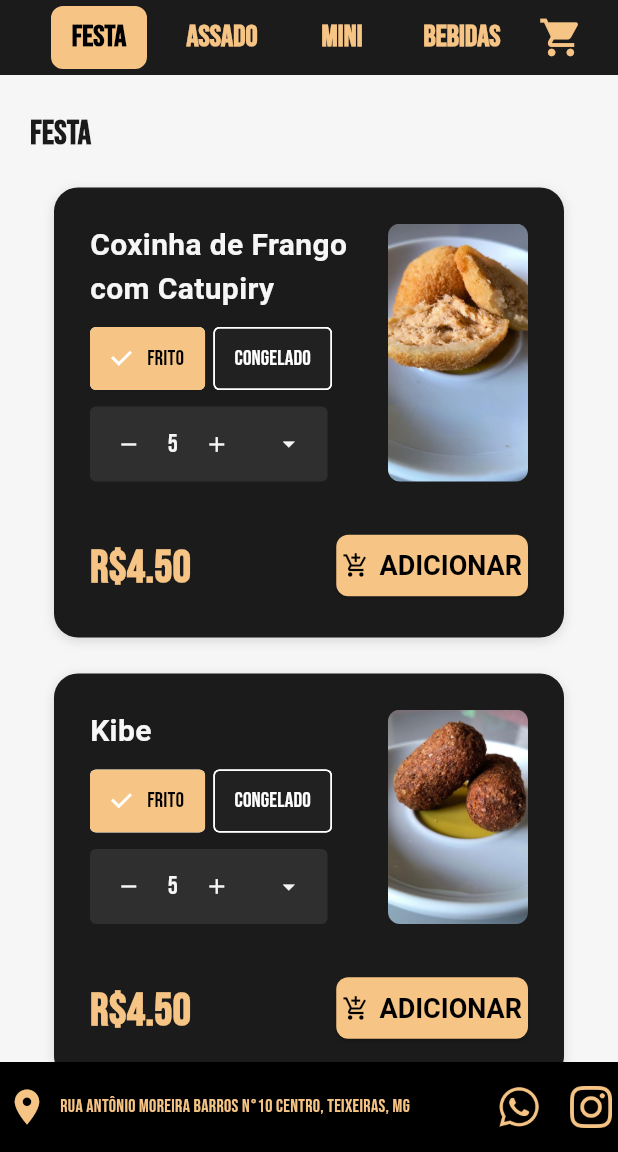
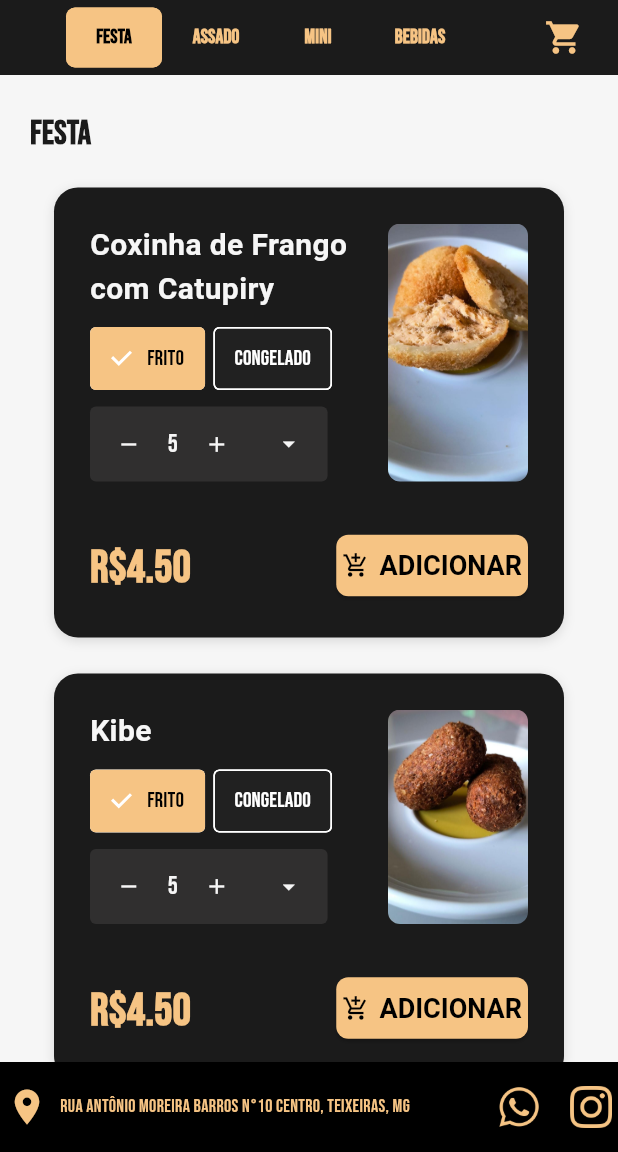
Before and after one commit to Animus2025/Lanchonete-da-Carminha_flutter, a Flutter app: the screen it shows after launch, on a phone screen of 412 x 824 dp, the part 84-1236 px from its top. Run offline on Flutter 3.47's test engine with Material 3 defaults, Android fonts, the phone set to English and light mode, and no system bars; Roboto replaces fonts that are missing (Bebas Neue).

Commit message:
Update home_page.dart

```diff
--- a/lib/screens/home_page.dart
+++ b/lib/screens/home_page.dart
@@ -112,6 +112,9 @@ class _HomePageState extends State<HomePage> {
         width: double.infinity,
         child: const CustomFooter(),
       ),
+      child: Column(
+        children: [
+          Expanded(
             child: SingleChildScrollView(
               controller: _scrollController,
               child: Column(
@@ -121,64 +124,75 @@ class _HomePageState extends State<HomePage> {
                     title: 'FESTA',
                     items: salgadosPorCategoria['festa'] ?? [],
                     isSalgado: true,
-              titleColor:
-                  isDarkMode ? AppColors.laranja : AppColors.pretoClaro,
+                    titleColor: isDarkMode
+                        ? AppColors.laranja
+                        : AppColors.pretoClaro,
                   ),
                   _buildSection(
                     key: sectionKeys['assado']!,
                     title: 'ASSADO',
                     items: salgadosPorCategoria['assado'] ?? [],
                     isSalgado: true,
-              titleColor:
-                  isDarkMode ? AppColors.laranja : AppColors.pretoClaro,
+                    titleColor: isDarkMode
+                        ? AppColors.laranja
+                        : AppColors.pretoClaro,
                   ),
                   _buildSection(
                     key: sectionKeys['mini']!,
                     title: 'MINI',
                     items: salgadosPorCategoria['mini'] ?? [],
                     isSalgado: true,
-              titleColor:
-                  isDarkMode ? AppColors.laranja : AppColors.pretoClaro,
+                    titleColor: isDarkMode
+                        ? AppColors.laranja
+                        : AppColors.pretoClaro,
                   ),
                   _buildSection(
                     key: sectionKeys['bebidas']!,
                     title: 'BEBIDAS',
                     items: bebidas,
                     isSalgado: false,
-              titleColor:
-                  isDarkMode ? AppColors.laranja : AppColors.pretoClaro,
+                    titleColor: isDarkMode
+                        ? AppColors.laranja
+                        : AppColors.pretoClaro,
                   ),
                 ],
               ),
+            ),
+          ),
+        ],
       ),
     );
   }
 
   Widget _buildTopMenu() {
+  final isMobile = MediaQuery.of(context).size.width < 600;
+
   return Container(
     color: AppColors.pretoClaro,
     width: double.infinity,
-    padding: const EdgeInsets.symmetric(horizontal: 24),
+    padding: const EdgeInsets.symmetric(horizontal: 12),
     child: SizedBox(
       height: 50,
-      child: Center( // <-- Centraliza todo o conteúdo
-        child: SingleChildScrollView(
-          scrollDirection: Axis.horizontal,
       child: Row(
-            mainAxisSize: MainAxisSize.min, // <-- Faz o Row se ajustar ao tamanho dos filhos
         children: [
-              _buildSectionButton("Festa", 'festa'),
-              _buildSectionButton("Assado", 'assado'),
-              _buildSectionButton("Mini", 'mini'),
-              _buildSectionButton("Bebidas", 'bebidas'),
-              Padding(
-                padding: const EdgeInsets.symmetric(horizontal: 2, vertical: 2),
-                child: Stack(
+          Expanded(
+            child: Row(
+              mainAxisAlignment: MainAxisAlignment.center,
+              children: [
+                _buildTopButton("Festa", 'festa', isMobile),
+                _buildTopButton("Assado", 'assado', isMobile),
+                _buildTopButton("Mini", 'mini', isMobile),
+                _buildTopButton("Bebidas", 'bebidas', isMobile),
+              ],
+            ),
+          ),
+          const SizedBox(width: 8),
+          Stack(
             children: [
               IconButton(
                 icon: const Icon(
                   Icons.shopping_cart,
-                        size: 30,
+                  size: 26,
                   color: AppColors.laranja,
                 ),
                 onPressed: () {
@@ -192,8 +206,8 @@ class _HomePageState extends State<HomePage> {
                 tooltip: 'Ver carrinho',
               ),
               Positioned(
-                      right: 6,
-                      top: 6,
+                right: 4,
+                top: 4,
                 child: Consumer<CartProvider>(
                   builder: (context, cart, child) {
                     return cart.itemCount > 0
@@ -218,8 +232,42 @@ class _HomePageState extends State<HomePage> {
               ),
             ],
           ),
+        ],
       ),
-            ],
+    ),
+  );
+}
+
+
+  Widget _buildTopButton(String label, String section, bool isMobile) {
+  final bool isSelected = _currentSection == section;
+
+  return Padding(
+    padding: const EdgeInsets.symmetric(horizontal: 2),
+    child: SizedBox(
+      width: isMobile ? null : 80, // largura menor no PC
+      child: TextButton(
+        onPressed: () => _scrollTo(section),
+        style: TextButton.styleFrom(
+          backgroundColor:
+              isSelected ? AppColors.laranja : Colors.transparent,
+          padding: const EdgeInsets.symmetric(horizontal: 8),
+          shape: RoundedRectangleBorder(
+            borderRadius: BorderRadius.circular(6),
+            side: BorderSide(
+              color: isSelected ? AppColors.laranja : Colors.transparent,
+              width: 1,
+            ),
+          ),
+        ),
+        child: FittedBox(
+          child: Text(
+            label,
+            style: TextStyle(
+              fontSize: 13,
+              fontWeight: FontWeight.bold,
+              color: isSelected ? Colors.black : AppColors.textSecondary,
+            ),
           ),
         ),
       ),
@@ -227,52 +275,6 @@ class _HomePageState extends State<HomePage> {
   );
 }
 
-
-
-  Widget _buildSectionButton(String label, String section) {
-    final bool isSelected = _currentSection == section;
-    return Padding(
-      padding: const EdgeInsets.symmetric(horizontal: 10, vertical: 4),
-      child: Container(
-        alignment: Alignment.center,
-        decoration: isSelected
-            ? BoxDecoration(
-                border: Border.all(color: AppColors.laranja, width: 2),
-                borderRadius: BorderRadius.circular(8),
-                color: AppColors.laranja,
-              )
-            : null,
-        child: SizedBox(
-          height: 36,
-          child: TextButton(
-            onPressed: () => _scrollTo(section),
-            style: TextButton.styleFrom(
-              foregroundColor:
-                  isSelected ? Colors.black : AppColors.textSecondary,
-              backgroundColor: Colors.transparent,
-              padding: EdgeInsets.zero,
-              minimumSize: const Size(60, 36),
-              shape: RoundedRectangleBorder(
-                borderRadius: BorderRadius.circular(8),
-              ),
-            ),
-            child: Center(
-              child: Text(
-                label,
-                style: TextStyle(
-                  fontSize: 20,
-                  fontWeight: FontWeight.bold,
-                  color:
-                      isSelected ? Colors.black : AppColors.textSecondary,
-                ),
-                textAlign: TextAlign.center,
-              ),
-            ),
-          ),
-        ),
-      ),
-    );
-  }
 
   Widget _buildSection({
     required GlobalKey key,
```
Lines whose indentation alone changed are shown as unchanged.
